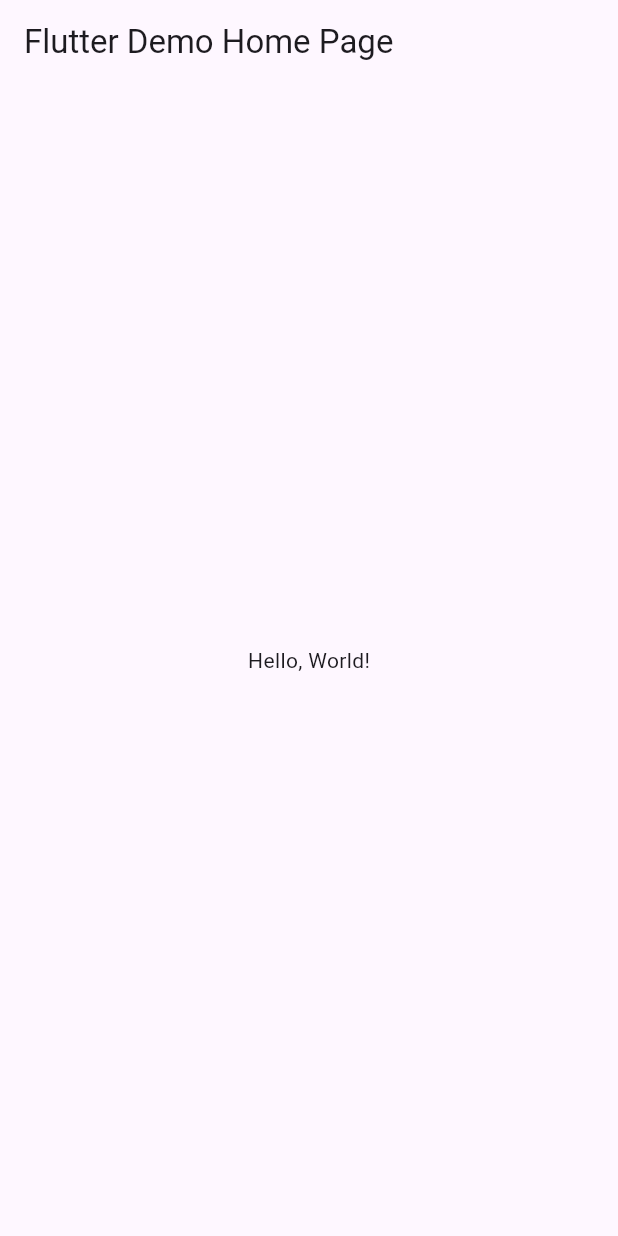
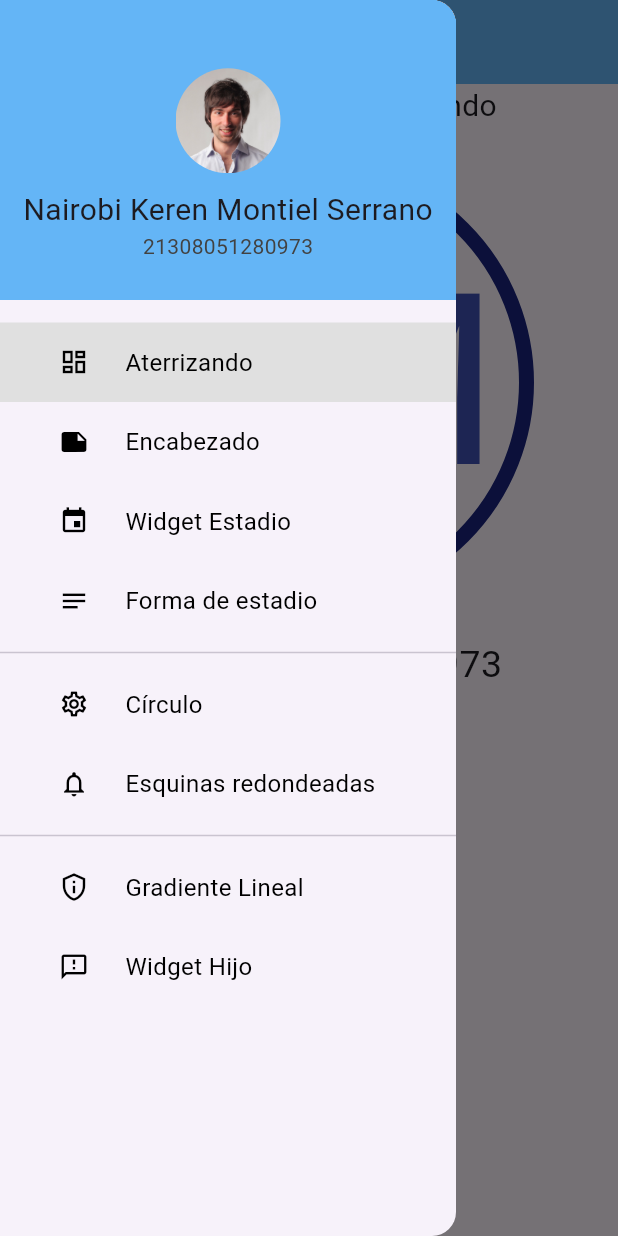
Before and after one commit to nkmserrano/UII_A3_drawerpaginas, a Flutter app: the screen it shows after launch, with the side drawer open (before the commit the screen has no drawer), on a phone screen of 412 x 824 dp. Run offline on Flutter 3.47's test engine with Material 3 defaults, Android fonts, the phone set to English and light mode, and no system bars.

```diff
--- /dev/null
+++ b/lib/dashboard.dart
@@ -0,0 +1,43 @@
+import 'package:flutter/material.dart';
+
+class DashboardPage extends StatelessWidget {
+  @override
+  Widget build(BuildContext context) {
+    return Column(
+      children: [
+        const Text(
+          'Nairobi Montiel Aterrizando',
+          style: TextStyle(fontSize: 20),
+        ),
+        Align(
+          alignment: Alignment.topCenter,
+          child: Container(
+            margin: const EdgeInsets.only(top: 20),
+            decoration: BoxDecoration(
+              shape: BoxShape.circle,
+              border: Border.all(
+                color: const Color(0xff1a237e),
+                width: 10,
+              ),
+            ),
+            width: 300,
+            height: 300,
+            alignment: Alignment.center,
+            child: const Text(
+              'NM',
+              style: TextStyle(
+                fontSize: 160,
+                color: Colors.indigo,
+              ),
+            ),
+          ),
+        ),
+        Container(
+          padding: const EdgeInsets.all(20),
+          child:
+              const Text('Mat. 21308051280973', style: TextStyle(fontSize: 25)),
+        )
+      ],
+    );
+  }
+}
--- a/lib/main.dart
+++ b/lib/main.dart
@@ -1,43 +1,174 @@
 import 'package:flutter/material.dart';
+import 'package:montieldrawerpaginas/privacy_policy.dart';
+import 'package:montieldrawerpaginas/send_feedback.dart';
+import 'package:montieldrawerpaginas/settings.dart';
 
-void main() => runApp(MyApp());
+import 'contacts.dart';
+import 'dashboard.dart';
+import 'events.dart';
+import 'my_drawer_header.dart';
+import 'notes.dart';
+import 'notifications.dart';
+
+void main() {
+  runApp(MyApp());
+}
 
 class MyApp extends StatelessWidget {
-  const MyApp({super.key});
-  // This widget is the root of your application.
+  const MyApp({Key? key}) : super(key: key);
   @override
   Widget build(BuildContext context) {
     return MaterialApp(
-      // Application name
-      title: 'Flutter Hello World',
-      // Application theme data, you can set the colors for the application as
-      // you want
-      theme: ThemeData(
-        // useMaterial3: false,
-        primarySwatch: Colors.blue,
-      ),
-      // A widget which will be started on application startup
-      home: MyHomePage(title: 'Flutter Demo Home Page'),
+      debugShowCheckedModeBanner: false,
+      home: HomePage(),
     );
   }
 }
+//s9s9s9s  rrrrrrr
 
-class MyHomePage extends StatelessWidget {
-  final String title;
-  const MyHomePage({super.key, required this.title});
+class HomePage extends StatefulWidget {
+  const HomePage({Key? key}) : super(key: key);
+  @override
+  _HomePageState createState() => _HomePageState();
+}
+
+class _HomePageState extends State<HomePage> {
+  var currentPage = DrawerSections.dashboard;
 
   @override
   Widget build(BuildContext context) {
+    var container;
+    if (currentPage == DrawerSections.dashboard) {
+      container = DashboardPage();
+    } else if (currentPage == DrawerSections.contacts) {
+      container = ContactsPage();
+    } else if (currentPage == DrawerSections.events) {
+      container = EventsPage();
+    } else if (currentPage == DrawerSections.notes) {
+      container = NotesPage();
+    } else if (currentPage == DrawerSections.settings) {
+      container = SettingsPage();
+    } else if (currentPage == DrawerSections.notifications) {
+      container = NotificationsPage();
+    } else if (currentPage == DrawerSections.privacy_policy) {
+      container = PrivacyPolicyPage();
+    } else if (currentPage == DrawerSections.send_feedback) {
+      container = SendFeedbackPage();
+    }
     return Scaffold(
       appBar: AppBar(
-        // The title text which will be shown on the action bar
-        title: Text(title),
+        backgroundColor: Colors.blue[300],
+        title: const Text("Montiel Drawer"),
       ),
-      body: Center(
-        child: Text(
-          'Hello, World!',
+      body: container,
+      drawer: Drawer(
+        child: SingleChildScrollView(
+          child: Container(
+            child: Column(
+              children: [
+                MyHeaderDrawer(),
+                MyDrawerList(),
+              ],
+            ),
+          ),
+        ),
+      ),
+    );
+  }
+
+  Widget MyDrawerList() {
+    return Container(
+      padding: EdgeInsets.only(
+        top: 15,
+      ),
+      child: Column(
+        // shows the list of menu drawer
+        children: [
+          menuItem(1, "Aterrizando", Icons.dashboard_outlined,
+              currentPage == DrawerSections.dashboard ? true : false),
+          menuItem(2, "Encabezado", Icons.note,
+              currentPage == DrawerSections.contacts ? true : false),
+          menuItem(3, "Widget Estadio", Icons.event,
+              currentPage == DrawerSections.events ? true : false),
+          menuItem(4, "Forma de estadio", Icons.notes,
+              currentPage == DrawerSections.notes ? true : false),
+          Divider(),
+          menuItem(5, "Círculo", Icons.settings_outlined,
+              currentPage == DrawerSections.settings ? true : false),
+          menuItem(6, "Esquinas redondeadas", Icons.notifications_outlined,
+              currentPage == DrawerSections.notifications ? true : false),
+          Divider(),
+          menuItem(7, "Gradiente Lineal", Icons.privacy_tip_outlined,
+              currentPage == DrawerSections.privacy_policy ? true : false),
+          menuItem(8, "Widget Hijo", Icons.feedback_outlined,
+              currentPage == DrawerSections.send_feedback ? true : false),
+        ],
+      ),
+    );
+  }
+
+  Widget menuItem(int id, String title, IconData icon, bool selected) {
+    return Material(
+      color: selected ? Colors.grey[300] : Colors.transparent,
+      child: InkWell(
+        onTap: () {
+          Navigator.pop(context);
+          setState(() {
+            if (id == 1) {
+              currentPage = DrawerSections.dashboard;
+            } else if (id == 2) {
+              currentPage = DrawerSections.contacts;
+            } else if (id == 3) {
+              currentPage = DrawerSections.events;
+            } else if (id == 4) {
+              currentPage = DrawerSections.notes;
+            } else if (id == 5) {
+              currentPage = DrawerSections.settings;
+            } else if (id == 6) {
+              currentPage = DrawerSections.notifications;
+            } else if (id == 7) {
+              currentPage = DrawerSections.privacy_policy;
+            } else if (id == 8) {
+              currentPage = DrawerSections.send_feedback;
+            }
+          });
+        },
+        child: Padding(
+          padding: EdgeInsets.all(15.0),
+          child: Row(
+            children: [
+              Expanded(
+                child: Icon(
+                  icon,
+                  size: 20,
+                  color: Colors.black,
+                ),
+              ),
+              Expanded(
+                flex: 3,
+                child: Text(
+                  title,
+                  style: TextStyle(
+                    color: Colors.black,
+                    fontSize: 16,
+                  ),
+                ),
+              ),
+            ],
+          ),
         ),
       ),
     );
   }
 }
+
+enum DrawerSections {
+  dashboard,
+  contacts,
+  events,
+  notes,
+  settings,
+  notifications,
+  privacy_policy,
+  send_feedback,
+}
--- /dev/null
+++ b/lib/my_drawer_header.dart
@@ -0,0 +1,44 @@
+import 'package:flutter/material.dart';
+
+class MyHeaderDrawer extends StatefulWidget {
+  @override
+  _MyHeaderDrawerState createState() => _MyHeaderDrawerState();
+}
+
+class _MyHeaderDrawerState extends State<MyHeaderDrawer> {
+  @override
+  Widget build(BuildContext context) {
+    return Container(
+      color: Colors.blue[300],
+      width: double.infinity,
+      height: 200,
+      padding: const EdgeInsets.only(top: 20.0),
+      child: Column(
+        mainAxisAlignment: MainAxisAlignment.center,
+        children: [
+          Container(
+            margin: const EdgeInsets.only(bottom: 10),
+            height: 70,
+            decoration: const BoxDecoration(
+              shape: BoxShape.circle,
+              image: DecorationImage(
+                image: AssetImage('assets/images/profile.jpg'),
+              ),
+            ),
+          ),
+          Text(
+            "Nairobi Keren Montiel Serrano",
+            style: const TextStyle(fontSize: 20),
+          ),
+          Text(
+            "21308051280973",
+            style: TextStyle(
+              color: Colors.grey[800],
+              fontSize: 14,
+            ),
+          ),
+        ],
+      ),
+    );
+  }
+}
--- a/pubspec.yaml
+++ b/pubspec.yaml
@@ -17,6 +17,9 @@ dev_dependencies:
 
 flutter:
   uses-material-design: true
+  assets:
+    - assets/images/profile.jpg
+    - assets/
   # assets:
   #  - images/a_dot_burr.jpeg
   #  - images/a_dot_ham.jpeg
```
Also changed, not shown: lib/contacts.dart (added, +49 -0 lines), lib/events.dart (added, +52 -0 lines), lib/notes.dart (added, +40 -0 lines), lib/notifications.dart (added, +43 -0 lines), lib/privacy_policy.dart (added, +50 -0 lines), lib/send_feedback.dart (added, +40 -0 lines), lib/settings.dart (added, +43 -0 lines), assets/avatar.jpg (added), assets/images/profile.jpg (added).
